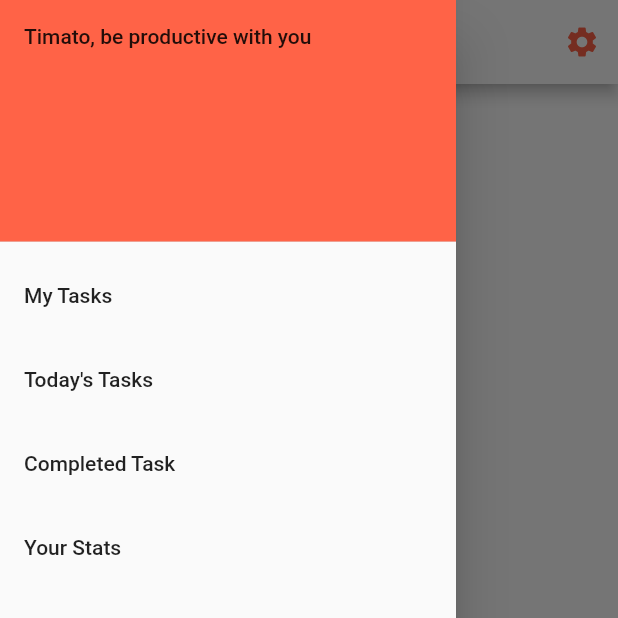
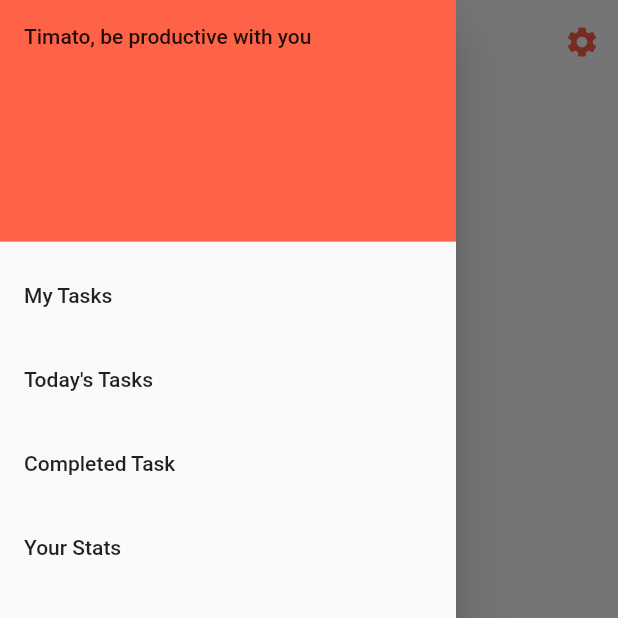
Before and after one commit to timatoscmmxy/timato, a Flutter app: the screen it shows after launch, in the side drawer, after a tap on the "add" icon, on a phone screen of 412 x 824 dp, the top half of it. Run offline on Flutter 3.47's test engine with Material 2 defaults, Android fonts, the phone set to English and light mode, and no system bars; our stand-ins replace charts_flutter, date_format, flutter_local_notifications, flutter_slidable, fluttertoast, shared_preferences and 1 more; missing offline and left inert: rrule, time_machine; accounts and stored records are empty; statements that could not run were skipped.

Commit message:
minor fixes on UI

```diff
--- a/lib/main.dart
+++ b/lib/main.dart
@@ -27,7 +27,14 @@ void main() async {
   notificationInit();
   await initPreferences();
 
-  runApp(MaterialApp(home:TodayList()));
+  runApp(MaterialApp(
+      home:TodayList(),
+      theme: ThemeData(
+        brightness: Brightness.light,
+        primaryColor: Colors.white,
+        scaffoldBackgroundColor: Colors.white,
+      ),
+  ));
 
   SystemChrome.setSystemUIOverlayStyle(
     const SystemUiOverlayStyle(
--- a/lib/ui/completed_list.dart
+++ b/lib/ui/completed_list.dart
@@ -45,6 +45,7 @@ class _CompletedListState extends State<CompletedList> {
   Widget build(BuildContext context) {
     return Scaffold(
       appBar: new AppBar(
+          elevation: 0,
           iconTheme: new IconThemeData(color: ConstantHelper.tomatoColor),
           title: new Text("Completed Tasks",
               style: TextStyle(color: ConstantHelper.tomatoColor)),
--- a/lib/ui/main_list.dart
+++ b/lib/ui/main_list.dart
@@ -67,6 +67,7 @@ class _MyTaskState extends State<MyTask> {
     final size = MediaQuery.of(context).size;
     return new Scaffold(
       appBar: new AppBar(
+          elevation: 0,
           iconTheme: new IconThemeData(color: ConstantHelper.tomatoColor),
           title: new Text("My Tasks",
               style: TextStyle(color: ConstantHelper.tomatoColor)),
--- a/lib/ui/today_task_list.dart
+++ b/lib/ui/today_task_list.dart
@@ -53,6 +53,7 @@ class _TodayListState extends State<TodayList> {
   Widget build(BuildContext context) {
     return Scaffold(
         appBar: new AppBar(
+            elevation: 0,
             iconTheme: new IconThemeData(color: ConstantHelper.tomatoColor),
             title: new Text("Today's Tasks",
                 style: TextStyle(color: ConstantHelper.tomatoColor)),
```
Also changed, not shown: lib/ui/add_event.dart (+6 -1 lines).
